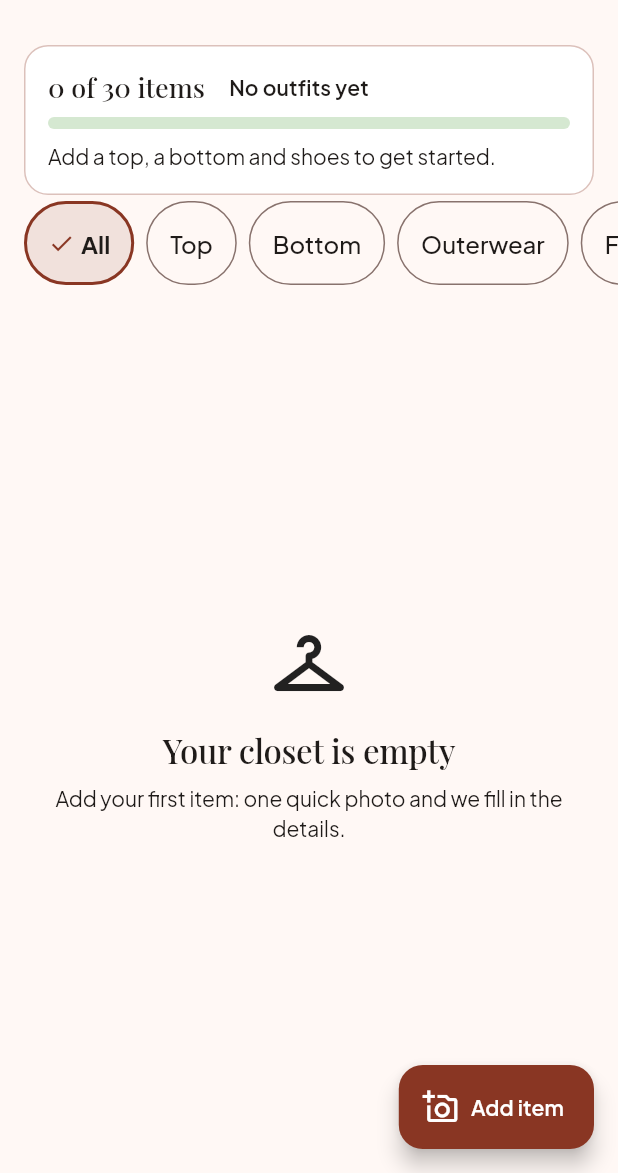
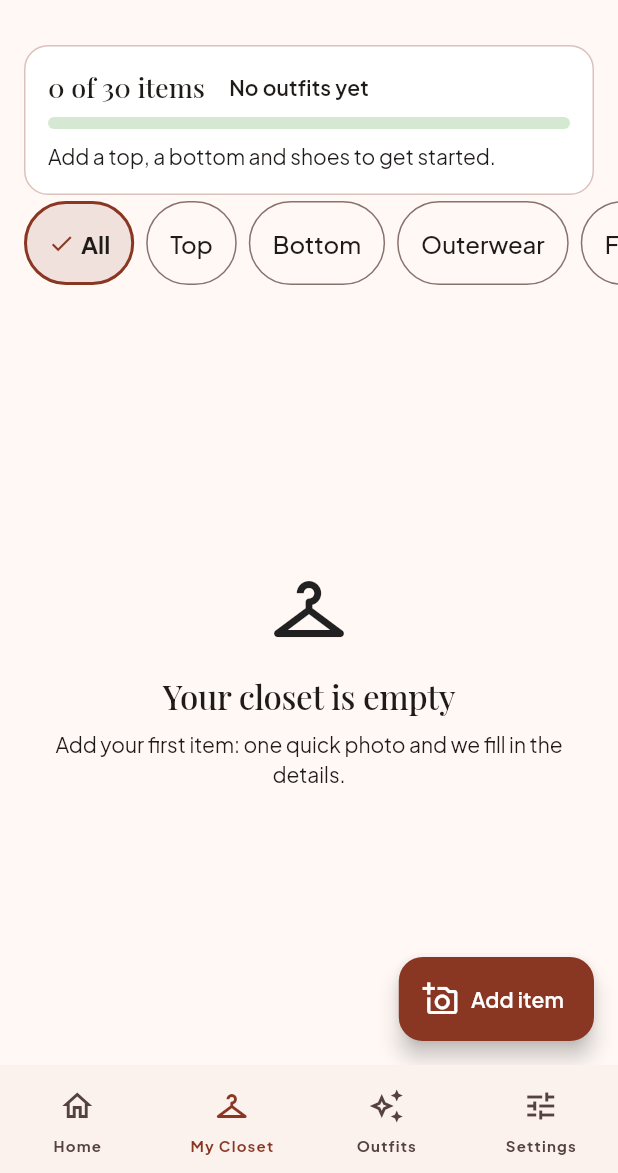
Before and after one commit to eightelephant15-a11y/closet-dev, a Flutter app: the ClosetScreen screen opened by its route, on a phone screen of 412 x 824 dp, the part 63-1236 px from its top. Run offline on Flutter 3.47's test engine with Material 3 defaults, Android fonts, the phone set to English and light mode, and no system bars; our stand-ins replace camera, connectivity_plus, dio, firebase_auth, firebase_core, flutter_riverpod and 8 more; missing offline and left inert: posthog_flutter; accounts and stored records are empty; generated files the repository leaves out were written again.

Commit message:
feat(ui): bottom navigation shell (Home, My Closet, Outfits, Settings), outfits placeholder, filter sheet footer wraps at large text
Co-Authored-By: Claude Sonnet 5.5 <noreply@anthropic.com>

```diff
--- a/app/lib/l10n/app_en.arb
+++ b/app/lib/l10n/app_en.arb
@@ -691,6 +691,15 @@
     }
   },
   "firstItemsOpenCloset": "Open my closet",
+  "navHome": "Home",
+  "navCloset": "My Closet",
+  "navOutfits": "Outfits",
+  "navSettings": "Settings",
+  "outfitsTitle": "Outfits",
+  "outfitsSoonTitle": "Curated outfits are on the way",
+  "outfitsSoonBody": "Once your closet has a few pieces, your stylist will build outfits here from clothes you already own. Keep adding items.",
+  "outfitsSoonCta": "Open my closet",
+  "brandEyebrow": "STYLIST",
   "taxCatTop": "Top",
   "taxSubTShirt": "T-shirt",
   "taxSubLongSleeveTee": "Long-sleeve tee",
--- a/app/lib/l10n/gen/app_localizations.dart
+++ b/app/lib/l10n/gen/app_localizations.dart
@@ -2302,6 +2302,60 @@ abstract class AppLocalizations {
   /// **'Open my closet'**
   String get firstItemsOpenCloset;
 
+  /// No description provided for @navHome.
+  ///
+  /// In en, this message translates to:
+  /// **'Home'**
+  String get navHome;
+
+  /// No description provided for @navCloset.
+  ///
+  /// In en, this message translates to:
+  /// **'My Closet'**
+  String get navCloset;
+
+  /// No description provided for @navOutfits.
+  ///
+  /// In en, this message translates to:
+  /// **'Outfits'**
+  String get navOutfits;
+
+  /// No description provided for @navSettings.
+  ///
+  /// In en, this message translates to:
+  /// **'Settings'**
+  String get navSettings;
+
+  /// No description provided for @outfitsTitle.
+  ///
+  /// In en, this message translates to:
+  /// **'Outfits'**
+  String get outfitsTitle;
+
+  /// No description provided for @outfitsSoonTitle.
+  ///
+  /// In en, this message translates to:
+  /// **'Curated outfits are on the way'**
+  String get outfitsSoonTitle;
+
+  /// No description provided for @outfitsSoonBody.
+  ///
+  /// In en, this message translates to:
+  /// **'Once your closet has a few pieces, your stylist will build outfits here from clothes you already own. Keep adding items.'**
+  String get outfitsSoonBody;
+
+  /// No description provided for @outfitsSoonCta.
+  ///
+  /// In en, this message translates to:
+  /// **'Open my closet'**
+  String get outfitsSoonCta;
+
+  /// No description provided for @brandEyebrow.
+  ///
+  /// In en, this message translates to:
+  /// **'STYLIST'**
+  String get brandEyebrow;
+
   /// No description provided for @taxCatTop.
   ///
   /// In en, this message translates to:
--- a/app/lib/l10n/gen/app_localizations_en.dart
+++ b/app/lib/l10n/gen/app_localizations_en.dart
@@ -1284,6 +1284,34 @@ class AppLocalizationsEn extends AppLocalizations {
   String get firstItemsOpenCloset => 'Open my closet';
 
   @override
+  String get navHome => 'Home';
+
+  @override
+  String get navCloset => 'My Closet';
+
+  @override
+  String get navOutfits => 'Outfits';
+
+  @override
+  String get navSettings => 'Settings';
+
+  @override
+  String get outfitsTitle => 'Outfits';
+
+  @override
+  String get outfitsSoonTitle => 'Curated outfits are on the way';
+
+  @override
+  String get outfitsSoonBody =>
+      'Once your closet has a few pieces, your stylist will build outfits here from clothes you already own. Keep adding items.';
+
+  @override
+  String get outfitsSoonCta => 'Open my closet';
+
+  @override
+  String get brandEyebrow => 'STYLIST';
+
+  @override
   String get taxCatTop => 'Top';
 
   @override
--- /dev/null
+++ b/app/lib/shared/widgets/app_shell.dart
@@ -0,0 +1,56 @@
+import 'package:flutter/material.dart';
+import 'package:go_router/go_router.dart';
+import 'package:stylist/l10n/gen/app_localizations.dart';
+import 'package:stylist/theme/tokens.dart';
+
+/// The four main tabs: Home, My Closet, Outfits, Settings. Every other screen (capture, review, item
+/// detail, onboarding...) is pushed full screen on top of this.
+class AppShell extends StatelessWidget {
+  const AppShell({required this.shell, super.key});
+  final StatefulNavigationShell shell;
+
+  @override
+  Widget build(BuildContext context) {
+    final l10n = AppLocalizations.of(context);
+    final scheme = Theme.of(context).colorScheme;
+    return Scaffold(
+      body: shell,
+      bottomNavigationBar: DecoratedBox(
+        decoration: BoxDecoration(
+          border: Border(top: BorderSide(color: scheme.outlineVariant)),
+        ),
+        child: NavigationBar(
+          selectedIndex: shell.currentIndex,
+          labelBehavior: NavigationDestinationLabelBehavior.alwaysShow,
+          onDestinationSelected: (i) =>
+              shell.goBranch(i, initialLocation: i == shell.currentIndex),
+          destinations: [
+            NavigationDestination(
+              icon: const Icon(Icons.home_outlined),
+              selectedIcon: const Icon(Icons.home),
+              label: l10n.navHome,
+            ),
+            NavigationDestination(
+              icon: const Icon(Icons.checkroom_outlined),
+              selectedIcon: const Icon(Icons.checkroom),
+              label: l10n.navCloset,
+            ),
+            NavigationDestination(
+              icon: const Icon(Icons.auto_awesome_outlined),
+              selectedIcon: const Icon(Icons.auto_awesome),
+              label: l10n.navOutfits,
+            ),
+            NavigationDestination(
+              icon: const Icon(Icons.tune_outlined),
+              selectedIcon: const Icon(Icons.tune),
+              label: l10n.navSettings,
+            ),
+          ],
+        ),
+      ),
+    );
+  }
+}
+
+/// Space the floating "Add item" button needs so it never covers the last row.
+const double fabClearance = Spacing.xxl + Spacing.xl;
```
Also changed, not shown: app/lib/features/closet/presentation/closet_screen.dart (+6 -2 lines), app/lib/features/home/home_screen.dart (+1 -9 lines), app/lib/features/outfits/outfits_screen.dart (added, +51 -0 lines), app/lib/router/app_router.dart (+39 -8 lines), 1 other file.
